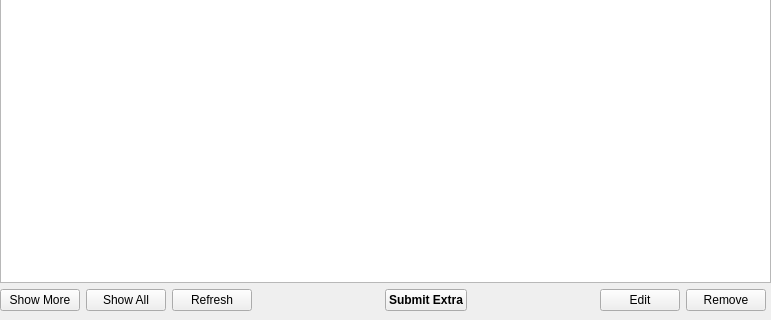
Old version of the form BaseClient/Source/ManageExtraWidget.ui in the repository WorksAhead/Base; both pictures show x 0 to 771 and y 294 to 614 of the 771 by 614 pixel window.
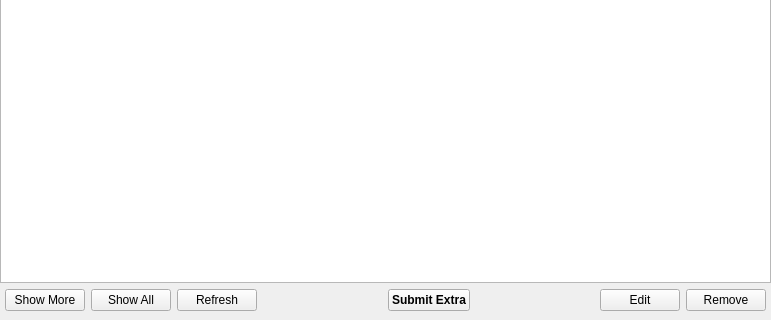
New version of the form.

Patch:
```diff
--- a/BaseClient/Source/ManageExtraWidget.ui
+++ b/BaseClient/Source/ManageExtraWidget.ui
@@ -82,6 +82,9 @@
    </item>
    <item>
     <layout class="QHBoxLayout" name="horizontalLayout_4">
+     <property name="leftMargin">
+      <number>5</number>
+     </property>
      <property name="rightMargin">
       <number>5</number>
      </property>
```
